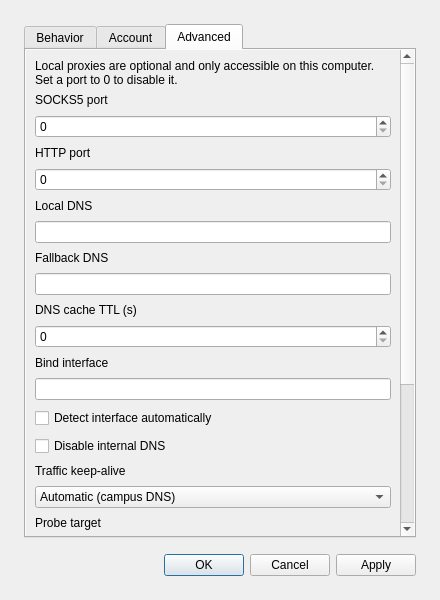
Before: the Qt Designer form presentation/dialogs/settingwindow/settingwindow.ui in wtalioy/JustConnect, drawn with Qt 5.
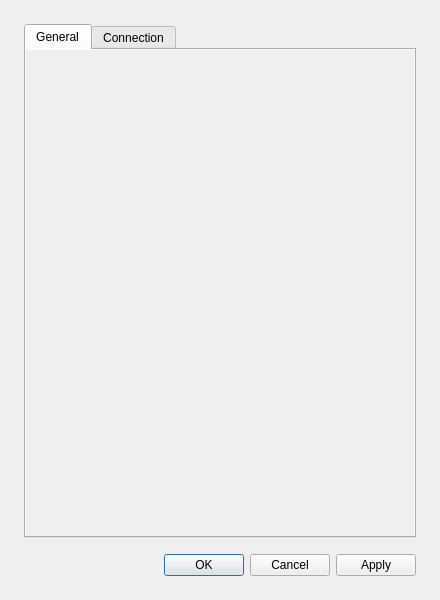
After: the same form once the commit is applied. The open tabs and pages were chosen to show the change.

Diff of the .ui file:
```diff
--- a/presentation/dialogs/settingwindow/settingwindow.ui
+++ b/presentation/dialogs/settingwindow/settingwindow.ui
@@ -10,7 +10,7 @@
     <widget class="QTabWidget" name="tabWidget">
      <widget class="QScrollArea" name="generalTab">
       <attribute name="title">
-       <string>Behavior</string>
+       <string>General</string>
       </attribute>
       <property name="widgetResizable">
        <bool>true</bool>
@@ -21,114 +21,14 @@
       <widget class="QWidget" name="generalTabContents">
        <layout class="QVBoxLayout" name="generalTabLayout">
         <item>
-         <widget class="QGroupBox" name="profileGroup">
-          <property name="title">
-           <string>Profile file</string>
-          </property>
-          <layout class="QVBoxLayout" name="profileActions">
-           <item>
-            <widget class="QPushButton" name="importPushButton">
-             <property name="text">
-              <string>Import…</string>
-             </property>
-            </widget>
-           </item>
-           <item>
-            <widget class="QPushButton" name="exportPushButton">
-             <property name="text">
-              <string>Export saved…</string>
-             </property>
-            </widget>
-           </item>
-           <item>
-            <widget class="QPushButton" name="resetDefaultPushButton">
-             <property name="text">
-              <string>Reset draft…</string>
-             </property>
-            </widget>
-           </item>
-          </layout>
-         </widget>
-        </item>
-        <item>
-         <widget class="QGroupBox" name="commonGroup">
-          <property name="title">
-           <string>Startup and connection</string>
-          </property>
-          <layout class="QFormLayout" name="commonForm">
-           <item row="0" column="0" colspan="2">
-            <widget class="QCheckBox" name="checkUpdateAfterStartCheckBox">
-             <property name="text">
-              <string>Check for updates at startup</string>
-             </property>
-            </widget>
-           </item>
-           <item row="1" column="0" colspan="2">
-            <widget class="QCheckBox" name="autoStartCheckBox">
-             <property name="text">
-              <string>Launch at sign-in</string>
-             </property>
-            </widget>
-           </item>
-           <item row="2" column="0" colspan="2">
-            <widget class="QCheckBox" name="silentStartCheckBox">
-             <property name="text">
-              <string>Start in the background</string>
-             </property>
-            </widget>
-           </item>
-           <item row="3" column="0" colspan="2">
-            <widget class="QCheckBox" name="connectAfterStartCheckBox">
-             <property name="text">
-              <string>Connect at startup</string>
-             </property>
-            </widget>
-           </item>
-           <item row="4" column="0" colspan="2">
-            <widget class="QCheckBox" name="autoReconnectCheckBox">
-             <property name="text">
-              <string>Reconnect automatically</string>
-             </property>
-            </widget>
-           </item>
-           <item row="5" column="0">
-            <widget class="QLabel" name="commonFormLabel5">
-             <property name="text">
-              <string>Initial reconnect delay (s)</string>
-             </property>
-             <property name="buddy">
-              <cstring>reconnectTimeSpinBox</cstring>
-             </property>
-             <property name="wordWrap">
-              <bool>true</bool>
-             </property>
-            </widget>
-           </item>
-           <item row="5" column="1">
-            <widget class="QSpinBox" name="reconnectTimeSpinBox">
-             <property name="minimum">
-              <number>1</number>
-             </property>
-            </widget>
-           </item>
-           <property name="rowWrapPolicy">
-            <enum>QFormLayout::WrapAllRows</enum>
-           </property>
-           <property name="fieldGrowthPolicy">
-            <enum>QFormLayout::AllNonFixedFieldsGrow</enum>
-           </property>
-           <property name="verticalSpacing">
-            <number>8</number>
-           </property>
-          </layout>
-         </widget>
+         <widget class="QWidget" name="preferencesContainer" />
         </item>
        </layout>
       </widget>
      </widget>
      <widget class="QScrollArea" name="loginTab">
       <attribute name="title">
-       <string>Account</string>
+       <string>Connection</string>
       </attribute>
       <property name="widgetResizable">
        <bool>true</bool>
@@ -415,235 +315,8 @@
           </layout>
          </widget>
         </item>
-       </layout>
-      </widget>
-     </widget>
-     <widget class="QScrollArea" name="connectionTab">
-      <attribute name="title">
-       <string>Advanced</string>
-      </attribute>
-      <property name="widgetResizable">
-       <bool>true</bool>
-      </property>
-      <property name="frameShape">
-       <enum>QFrame::NoFrame</enum>
-      </property>
-      <widget class="QWidget" name="connectionTabContents">
-       <layout class="QVBoxLayout" name="connectionTabLayout">
         <item>
-         <widget class="QLabel" name="listenersHint">
-          <property name="text">
-           <string>Local proxies are optional and only accessible on this computer. Set a port to 0 to disable it.</string>
-          </property>
-          <property name="wordWrap">
-           <bool>true</bool>
-          </property>
-         </widget>
-        </item>
-        <item>
-         <layout class="QFormLayout" name="networkForm">
-          <item row="0" column="0">
-           <widget class="QLabel" name="networkFormLabel0">
-            <property name="text">
-             <string>SOCKS5 port</string>
-            </property>
-            <property name="buddy">
-             <cstring>socks5PortSpinBox</cstring>
-            </property>
-            <property name="wordWrap">
-             <bool>true</bool>
-            </property>
-           </widget>
-          </item>
-          <item row="0" column="1">
-           <widget class="QSpinBox" name="socks5PortSpinBox">
-            <property name="minimum">
-             <number>0</number>
-            </property>
-            <property name="maximum">
-             <number>65535</number>
-            </property>
-           </widget>
-          </item>
-          <item row="1" column="0">
-           <widget class="QLabel" name="networkFormLabel1">
-            <property name="text">
-             <string>HTTP port</string>
-            </property>
-            <property name="buddy">
-             <cstring>httpPortSpinBox</cstring>
-            </property>
-            <property name="wordWrap">
-             <bool>true</bool>
-            </property>
-           </widget>
-          </item>
-          <item row="1" column="1">
-           <widget class="QSpinBox" name="httpPortSpinBox">
-            <property name="minimum">
-             <number>0</number>
-            </property>
-            <property name="maximum">
-             <number>65535</number>
-            </property>
-           </widget>
-          </item>
-          <item row="2" column="0">
-           <widget class="QLabel" name="networkFormLabel2">
-            <property name="text">
-             <string>Local DNS</string>
-            </property>
-            <property name="buddy">
-             <cstring>localDnsServerLineEdit</cstring>
-            </property>
-            <property name="wordWrap">
-             <bool>true</bool>
-            </property>
-           </widget>
-          </item>
-          <item row="2" column="1">
-           <widget class="QLineEdit" name="localDnsServerLineEdit" />
-          </item>
-          <item row="3" column="0">
-           <widget class="QLabel" name="networkFormLabel3">
-            <property name="text">
-             <string>Fallback DNS</string>
-            </property>
-            <property name="buddy">
-             <cstring>secondaryDnsLineEdit</cstring>
-            </property>
-            <property name="wordWrap">
-             <bool>true</bool>
-            </property>
-           </widget>
-          </item>
-          <item row="3" column="1">
-           <widget class="QLineEdit" name="secondaryDnsLineEdit" />
-          </item>
-          <item row="4" column="0">
-           <widget class="QLabel" name="networkFormLabel4">
-            <property name="text">
-             <string>DNS cache TTL (s)</string>
-            </property>
-            <property name="buddy">
-             <cstring>dnsTTLSpinBox</cstring>
-            </property>
-            <property name="wordWrap">
-             <bool>true</bool>
-            </property>
-           </widget>
-          </item>
-          <item row="4" column="1">
-           <widget class="QSpinBox" name="dnsTTLSpinBox">
-            <property name="minimum">
-             <number>0</number>
-            </property>
-            <property name="maximum">
-             <number>2147483647</number>
-            </property>
-           </widget>
-          </item>
-          <item row="5" column="0">
-           <widget class="QLabel" name="networkFormLabel5">
-            <property name="text">
-             <string>Bind interface</string>
-            </property>
-            <property name="buddy">
-             <cstring>bindInterfaceLineEdit</cstring>
-            </property>
-            <property name="wordWrap">
-             <bool>true</bool>
-            </property>
-           </widget>
-          </item>
-          <item row="5" column="1">
-           <widget class="QLineEdit" name="bindInterfaceLineEdit" />
-          </item>
-          <item row="6" column="0" colspan="2">
-           <widget class="QCheckBox" name="autoDetectInterfaceCheckBox">
-            <property name="text">
-             <string>Detect interface automatically</string>
-            </property>
-           </widget>
-          </item>
-          <item row="7" column="0" colspan="2">
-           <widget class="QCheckBox" name="disableDNSCheckBox">
-            <property name="text">
-             <string>Disable internal DNS</string>
-            </property>
-           </widget>
-          </item>
-          <item row="8" column="0">
-           <widget class="QLabel" name="keepAliveModeLabel">
-            <property name="text">
-             <string>Traffic keep-alive</string>
-            </property>
-            <property name="buddy">
-             <cstring>keepAliveModeComboBox</cstring>
-            </property>
-            <property name="wordWrap">
-             <bool>true</bool>
-            </property>
-           </widget>
-          </item>
-          <item row="8" column="1">
-           <widget class="QComboBox" name="keepAliveModeComboBox">
-            <property name="toolTip">
-             <string>Automatic mode probes authorized campus DNS. Off stops traffic probes; session renewal and node maintenance continue.</string>
-            </property>
-            <item>
-             <property name="text">
-              <string>Automatic (campus DNS)</string>
-             </property>
-            </item>
-            <item>
-             <property name="text">
-              <string>Custom target (HTTP GET)</string>
-             </property>
-            </item>
-            <item>
-             <property name="text">
-              <string>Off</string>
-             </property>
-            </item>
-           </widget>
-          </item>
-          <item row="9" column="0">
-           <widget class="QLabel" name="keepAliveUrlLabel">
-            <property name="text">
-             <string>Probe target</string>
-            </property>
-            <property name="buddy">
-             <cstring>keepAliveUrlLineEdit</cstring>
-            </property>
-            <property name="wordWrap">
-             <bool>true</bool>
-            </property>
-           </widget>
-          </item>
-          <item row="9" column="1">
-           <widget class="QLineEdit" name="keepAliveUrlLineEdit">
-            <property name="placeholderText">
-             <string>https://campus.example/status</string>
-            </property>
-            <property name="toolTip">
-             <string>Use an authorized HTTP (80) or HTTPS (443) resource that allows repeated GET requests. Do not use sign-in, sign-out, action or SSH endpoints. Usernames, queries, fragments and redirects are not allowed.</string>
-            </property>
-           </widget>
-          </item>
-          <property name="rowWrapPolicy">
-           <enum>QFormLayout::WrapAllRows</enum>
-          </property>
-          <property name="fieldGrowthPolicy">
-           <enum>QFormLayout::AllNonFixedFieldsGrow</enum>
-          </property>
-          <property name="verticalSpacing">
-           <number>8</number>
-          </property>
-         </layout>
-        </item>
-        <item>
-         <widget class="QGroupBox" name="manualProxyGroup">
+         <widget class="QGroupBox" name="commonGroup">
           <property name="title">
            <string>Manual proxy</string>
           </property>
```
Left out of the diff: 119 changed lines with no effect on the pictures.
